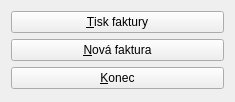
This is frontend/picker.ui in jirislaby/slucto as Qt 5 draws it before an edit. The edited form follows.
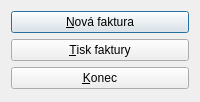
This is the edited form.

The edit to the form file:
```diff
--- a/frontend/picker.ui
+++ b/frontend/picker.ui
@@ -6,7 +6,7 @@
    <rect>
     <x>0</x>
     <y>0</y>
-    <width>235</width>
+    <width>200</width>
     <height>102</height>
    </rect>
   </property>
@@ -20,18 +20,21 @@
    <string>Výběr operace</string>
   </property>
   <layout class="QVBoxLayout" name="verticalLayout">
-   <item>
-    <widget class="QPushButton" name="printInvButton">
-     <property name="text">
-      <string>&amp;Tisk faktury</string>
-     </property>
-    </widget>
-   </item>
    <item>
     <widget class="QPushButton" name="newInvButton">
      <property name="text">
       <string>&amp;Nová faktura</string>
      </property>
+     <property name="default">
+      <bool>true</bool>
+     </property>
+    </widget>
+   </item>
+   <item>
+    <widget class="QPushButton" name="printInvButton">
+     <property name="text">
+      <string>&amp;Tisk faktury</string>
+     </property>
     </widget>
    </item>
    <item>
```
Left out of the diff: 44 changed lines with no effect on the pictures.
